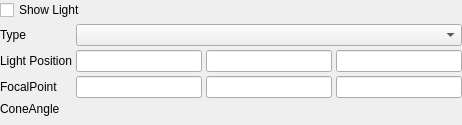
Kitware/ParaView, file Qt/ApplicationComponents/Resources/UI/pqLightPropertyWidget.ui: the form before one commit.
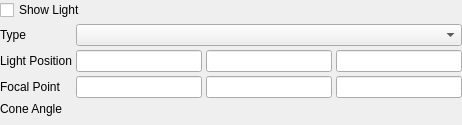
The form after the commit. Custom widgets are drawn as their Qt base class.

Commit message: Add spaces between words in UI labels

What changed in the file:
```diff
--- a/Qt/ApplicationComponents/Resources/UI/pqLightPropertyWidget.ui
+++ b/Qt/ApplicationComponents/Resources/UI/pqLightPropertyWidget.ui
@@ -29,7 +29,7 @@
    <item row="3" column="0">
     <widget class="QLabel" name="focalPointLabel">
      <property name="text">
-      <string>FocalPoint</string>
+      <string>Focal Point</string>
      </property>
     </widget>
    </item>
@@ -65,7 +65,7 @@
    <item row="4" column="0">
     <widget class="QLabel" name="coneAngleLabel">
      <property name="text">
-      <string>ConeAngle</string>
+      <string>Cone Angle</string>
      </property>
     </widget>
    </item>
```
